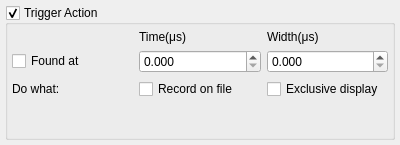
Old version of the form src/libs/adwidgets/thresholdactionform.ui in the repository qtplatz/qtplatz.
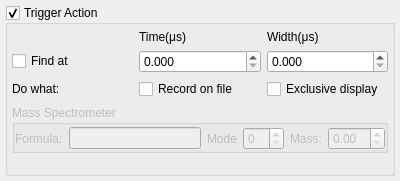
New version of the form.

The edit to the form file:
```diff
--- a/src/libs/adwidgets/thresholdactionform.ui
+++ b/src/libs/adwidgets/thresholdactionform.ui
@@ -7,7 +7,7 @@
     <x>0</x>
     <y>0</y>
     <width>400</width>
-    <height>145</height>
+    <height>181</height>
    </rect>
   </property>
   <property name="windowTitle">
@@ -52,8 +52,88 @@
         <property name="bottomMargin">
          <number>4</number>
         </property>
+        <item row="1" column="0">
+         <widget class="QGroupBox" name="groupBox_2">
+          <property name="enabled">
+           <bool>false</bool>
+          </property>
+          <property name="title">
+           <string>Mass Spectrometer</string>
+          </property>
+          <property name="flat">
+           <bool>true</bool>
+          </property>
+          <property name="checkable">
+           <bool>false</bool>
+          </property>
+          <property name="checked">
+           <bool>false</bool>
+          </property>
+          <layout class="QGridLayout" name="gridLayout_3">
+           <property name="leftMargin">
+            <number>0</number>
+           </property>
+           <property name="topMargin">
+            <number>2</number>
+           </property>
+           <property name="rightMargin">
+            <number>0</number>
+           </property>
+           <property name="bottomMargin">
+            <number>0</number>
+           </property>
+           <item row="0" column="0">
+            <layout class="QGridLayout" name="gridLayout_4">
+             <item row="0" column="0">
+              <widget class="QLabel" name="label">
+               <property name="text">
+                <string>Formula:</string>
+               </property>
+              </widget>
+             </item>
+             <item row="0" column="2">
+              <widget class="QLabel" name="labelMode">
+               <property name="text">
+                <string>Mode</string>
+               </property>
+              </widget>
+             </item>
+             <item row="0" column="4">
+              <widget class="QLabel" name="labelMass">
+               <property name="text">
+                <string>Mass:</string>
+               </property>
+              </widget>
+             </item>
+             <item row="0" column="1">
+              <widget class="QLineEdit" name="lineEdit"/>
+             </item>
+             <item row="0" column="5">
+              <widget class="QDoubleSpinBox" name="doubleSpinBox_3"/>
+             </item>
+             <item row="0" column="3">
+              <widget class="QSpinBox" name="spinBox"/>
+             </item>
+            </layout>
+           </item>
+          </layout>
+         </widget>
+        </item>
         <item row="0" column="0">
          <layout class="QGridLayout" name="gridLayout">
+          <item row="1" column="2">
+           <widget class="QDoubleSpinBox" name="doubleSpinBox_2">
+            <property name="decimals">
+             <number>3</number>
+            </property>
+            <property name="maximum">
+             <double>1000.000000000000000</double>
+            </property>
+            <property name="singleStep">
+             <double>0.001000000000000</double>
+            </property>
+           </widget>
+          </item>
           <item row="1" column="1">
            <widget class="QDoubleSpinBox" name="doubleSpinBox">
             <property name="decimals">
@@ -77,16 +157,17 @@
             </property>
            </widget>
           </item>
-          <item row="1" column="2">
-           <widget class="QDoubleSpinBox" name="doubleSpinBox_2">
-            <property name="decimals">
-             <number>3</number>
+          <item row="2" column="2">
+           <widget class="QCheckBox" name="checkBox_2">
+            <property name="text">
+             <string>Exclusive display</string>
             </property>
-            <property name="maximum">
-             <double>1000.000000000000000</double>
-            </property>
-            <property name="singleStep">
-             <double>0.001000000000000</double>
+           </widget>
+          </item>
+          <item row="2" column="0">
+           <widget class="QLabel" name="label_4">
+            <property name="text">
+             <string>Do what:</string>
             </property>
            </widget>
           </item>
@@ -107,42 +188,28 @@
             </property>
            </widget>
           </item>
-          <item row="3" column="1">
-           <spacer name="verticalSpacer">
-            <property name="orientation">
-             <enum>Qt::Vertical</enum>
-            </property>
-            <property name="sizeHint" stdset="0">
-             <size>
-              <width>20</width>
-              <height>40</height>
-             </size>
-            </property>
-           </spacer>
-          </item>
-          <item row="2" column="0">
-           <widget class="QLabel" name="label_4">
-            <property name="text">
-             <string>Do what:</string>
-            </property>
-           </widget>
-          </item>
-          <item row="2" column="2">
-           <widget class="QCheckBox" name="checkBox_2">
-            <property name="text">
-             <string>Exclusive display</string>
-            </property>
-           </widget>
-          </item>
           <item row="1" column="0">
            <widget class="QCheckBox" name="checkBox_3">
             <property name="text">
-             <string>Found at</string>
+             <string>Find at</string>
             </property>
            </widget>
           </item>
          </layout>
         </item>
+        <item row="2" column="0">
+         <spacer name="verticalSpacer">
+          <property name="orientation">
+           <enum>Qt::Vertical</enum>
+          </property>
+          <property name="sizeHint" stdset="0">
+           <size>
+            <width>20</width>
+            <height>40</height>
+           </size>
+          </property>
+         </spacer>
+        </item>
        </layout>
       </widget>
      </item>
```
